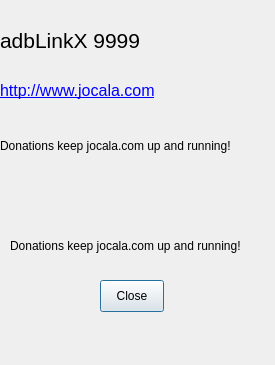
First picture: the form in about.ui, repository Eliminater74/adblink, before the edit.
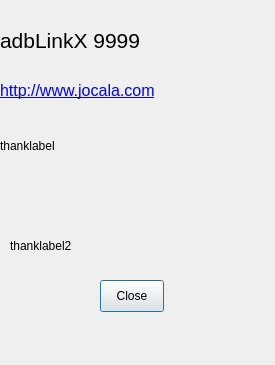
Second picture: the form after the edit. Icons and pictures are not drawn.

```diff
--- a/about.ui
+++ b/about.ui
@@ -102,7 +102,7 @@
     </rect>
    </property>
    <property name="text">
-    <string>Donations keep jocala.com up and running!</string>
+    <string>thanklabel</string>
    </property>
    <property name="wordWrap">
     <bool>true</bool>
@@ -143,7 +143,7 @@
     </rect>
    </property>
    <property name="text">
-    <string>Donations keep jocala.com up and running!</string>
+    <string>thanklabel2</string>
    </property>
    <property name="wordWrap">
     <bool>true</bool>
```
